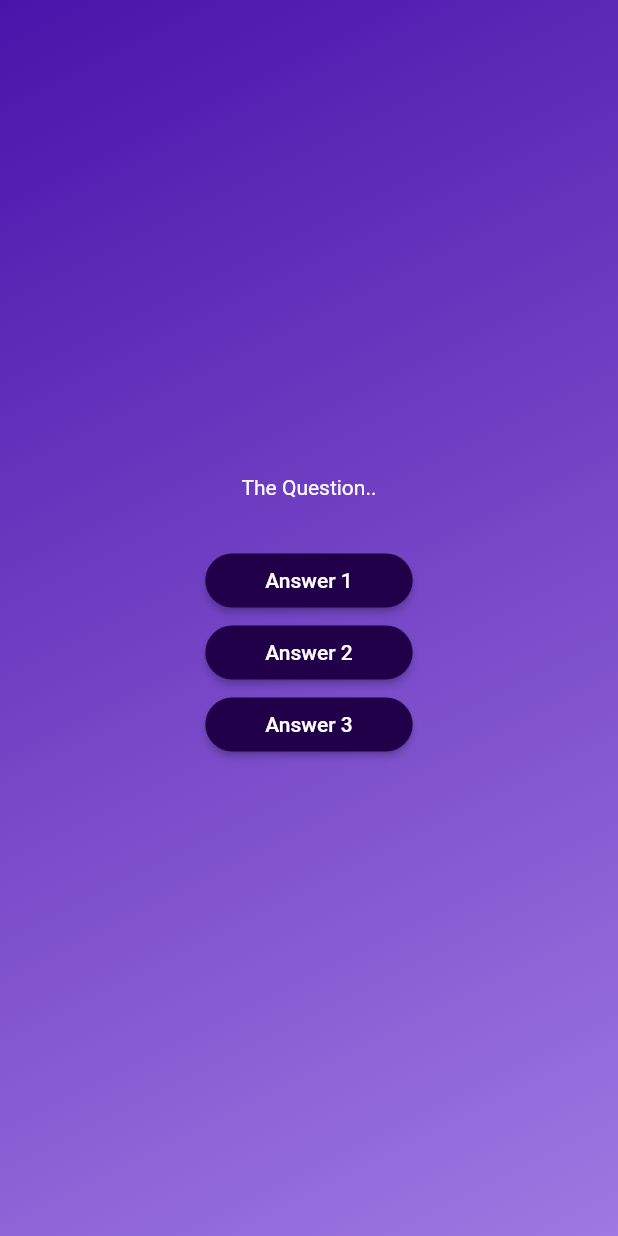
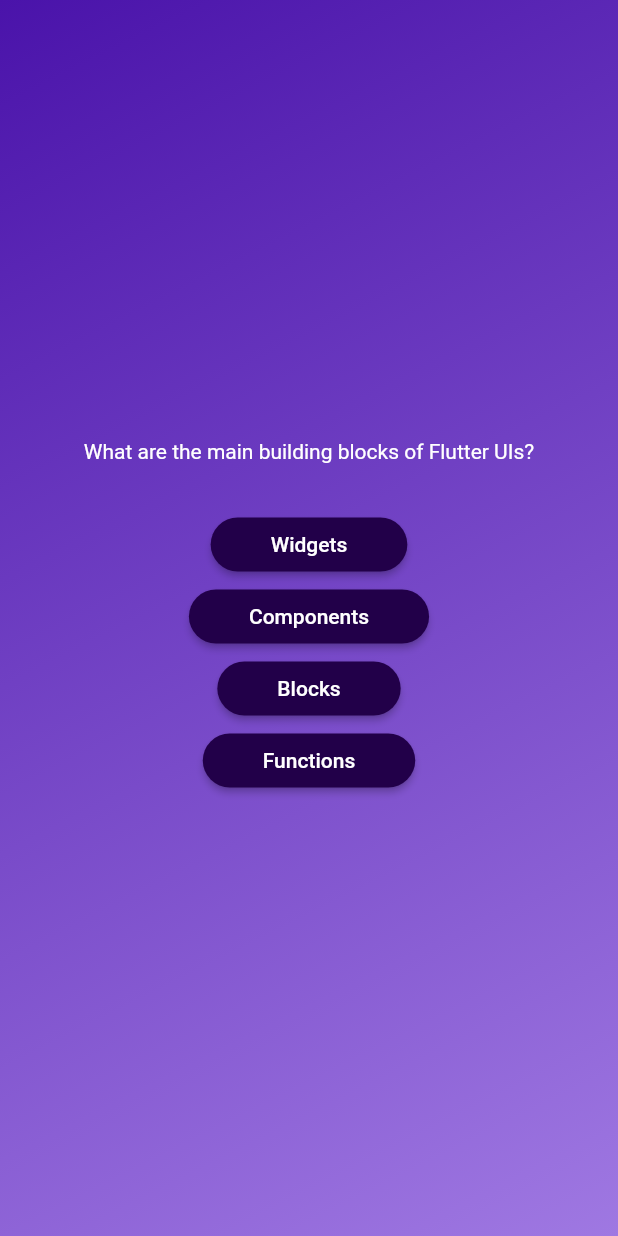
Before and after one commit to purbashis/Quiz_APP_flutter, a Flutter app: the screen it shows after launch, after a tap on "Start Quiz", on a phone screen of 412 x 824 dp. Run offline on Flutter 3.47's test engine with Material 2 defaults, Android fonts, the phone set to English and light mode, and no system bars.

Commit message:
accessing list and object properties
accessing list from adv_basics/data/questions and used Thoes in questionsScreen.dart

```diff
--- a/lib/questions_screen.dart
+++ b/lib/questions_screen.dart
@@ -1,5 +1,6 @@
 import 'package:adv_basics/answer_button.dart';
 import 'package:flutter/material.dart';
+import 'package:adv_basics/data/questions.dart';
 
 class QuestionsScreen extends StatefulWidget {
   const QuestionsScreen({super.key});
@@ -12,29 +13,35 @@ class QuestionsScreen extends StatefulWidget {
 class _QuestionsScreenState extends State<QuestionsScreen> {
   @override
   Widget build(context) {
+    final currentQuestion = questions[0];
+
     return SizedBox(
       width: double.infinity,
       child: Column(
         mainAxisAlignment: MainAxisAlignment.center,
         children: [
-          const Text(
-            'The Question..',
-            style: TextStyle(
+          Text(
+            currentQuestion.text,
+            style: const TextStyle(
               color: Colors.white,
             ),
           ),
           const SizedBox(height: 30),
           AnswerButton(
             onTap: () {},
-            answerText: 'Answer 1',
+            answerText: currentQuestion.answers[0],
           ),
           AnswerButton(
             onTap: () {},
-            answerText: 'Answer 2',
+            answerText: currentQuestion.answers[1],
           ),
           AnswerButton(
             onTap: () {},
-            answerText: 'Answer 3',
+            answerText: currentQuestion.answers[2],
+          ),
+          AnswerButton(
+            onTap: () {},
+            answerText: currentQuestion.answers[3],
           ),
         ],
       ),
```
